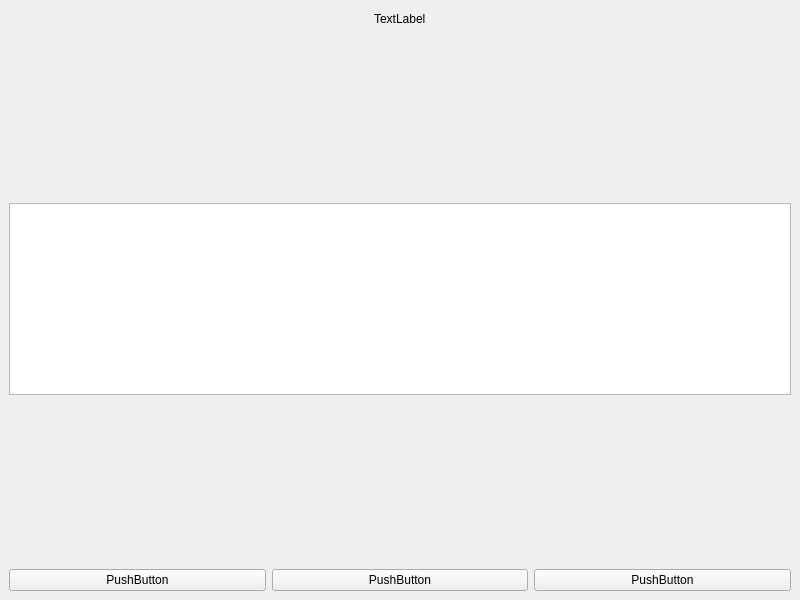
BerMemLeak/practice, file signal_slot/mainwindow.ui: the form before one commit.
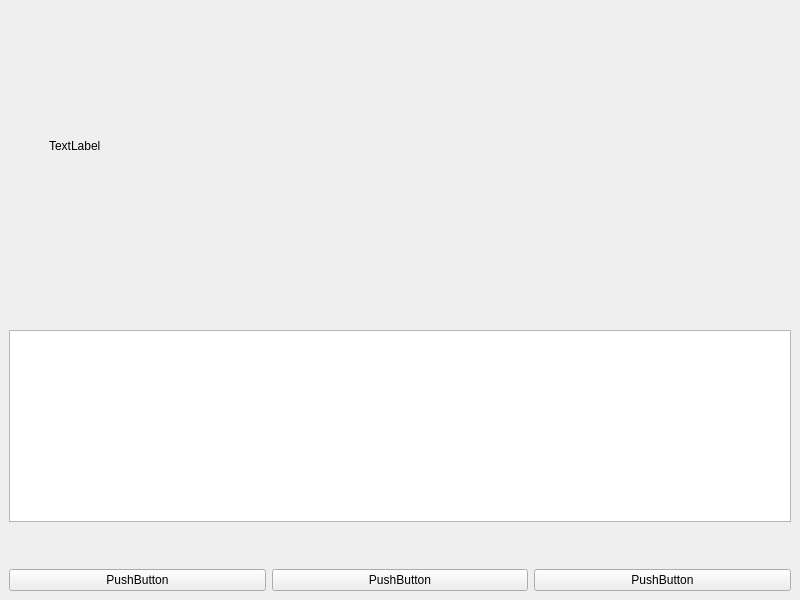
The form after the commit.

```diff
--- a/signal_slot/mainwindow.ui
+++ b/signal_slot/mainwindow.ui
@@ -19,9 +19,6 @@
      <layout class="QHBoxLayout" name="horizontalLayout_5">
       <item>
        <spacer name="horizontalSpacer">
-        <property name="orientation">
-         <enum>Qt::Orientation::Horizontal</enum>
-        </property>
         <property name="sizeHint" stdset="0">
          <size>
           <width>40</width>
@@ -39,9 +36,6 @@
       </item>
       <item>
        <spacer name="horizontalSpacer_2">
-        <property name="orientation">
-         <enum>Qt::Orientation::Horizontal</enum>
-        </property>
         <property name="sizeHint" stdset="0">
          <size>
           <width>40</width>
@@ -56,9 +50,6 @@
      <layout class="QVBoxLayout" name="verticalLayout_2">
       <item>
        <spacer name="verticalSpacer_2">
-        <property name="orientation">
-         <enum>Qt::Orientation::Vertical</enum>
-        </property>
         <property name="sizeHint" stdset="0">
          <size>
           <width>20</width>
@@ -72,9 +63,6 @@
       </item>
       <item>
        <spacer name="verticalSpacer">
-        <property name="orientation">
-         <enum>Qt::Orientation::Vertical</enum>
-        </property>
         <property name="sizeHint" stdset="0">
          <size>
           <width>20</width>
```
